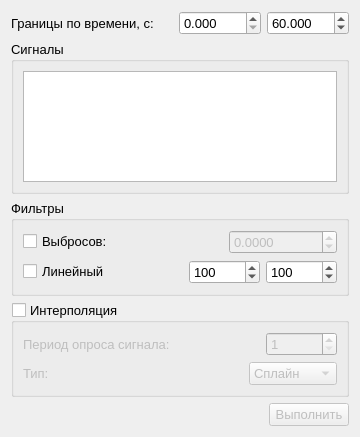
Above: gui/FilterSignalsWindow.ui from Qinterfly/EvalSig before the change. Below: the same form after it.
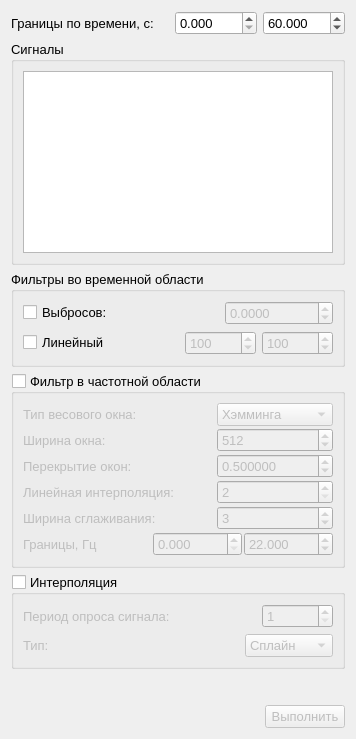
That is the form after the change.

Diff of the .ui file:
```diff
--- a/gui/FilterSignalsWindow.ui
+++ b/gui/FilterSignalsWindow.ui
@@ -9,8 +9,8 @@
    <rect>
     <x>0</x>
     <y>0</y>
-    <width>360</width>
-    <height>437</height>
+    <width>356</width>
+    <height>739</height>
    </rect>
   </property>
   <property name="font">
@@ -100,7 +100,7 @@
    <item>
     <widget class="QGroupBox" name="groupBoxFilters">
      <property name="title">
-      <string>Фильтры</string>
+      <string>Фильтры во временной области</string>
      </property>
      <layout class="QVBoxLayout" name="verticalLayout_3">
       <item>
@@ -170,6 +170,9 @@
         </item>
         <item>
          <widget class="QSpinBox" name="spinBoxLeftLinearBoundary">
+          <property name="enabled">
+           <bool>false</bool>
+          </property>
           <property name="minimum">
            <number>1</number>
           </property>
@@ -186,6 +189,9 @@
         </item>
         <item>
          <widget class="QSpinBox" name="spinBoxRightLinearBoundary">
+          <property name="enabled">
+           <bool>false</bool>
+          </property>
           <property name="minimum">
            <number>1</number>
           </property>
@@ -205,6 +211,218 @@
      </layout>
     </widget>
    </item>
+   <item>
+    <widget class="QGroupBox" name="groupBoxBandpassFilter">
+     <property name="enabled">
+      <bool>true</bool>
+     </property>
+     <property name="title">
+      <string>Фильтр в частотной области</string>
+     </property>
+     <property name="checkable">
+      <bool>true</bool>
+     </property>
+     <property name="checked">
+      <bool>false</bool>
+     </property>
+     <layout class="QVBoxLayout" name="verticalLayout_6">
+      <property name="spacing">
+       <number>2</number>
+      </property>
+      <item>
+       <layout class="QGridLayout" name="layoutSpectrumSettings">
+        <item row="1" column="0">
+         <widget class="QLabel" name="labelWeightWindowWidth">
+          <property name="text">
+           <string>Ширина окна:</string>
+          </property>
+         </widget>
+        </item>
+        <item row="2" column="0">
+         <widget class="QLabel" name="labelOverlapFactor">
+          <property name="text">
+           <string>Перекрытие окон:</string>
+          </property>
+         </widget>
+        </item>
+        <item row="0" column="0">
+         <widget class="QLabel" name="labelWeightWindowType">
+          <property name="text">
+           <string>Тип весового окна:</string>
+          </property>
+         </widget>
+        </item>
+        <item row="0" column="2">
+         <widget class="QComboBox" name="comboBoxWeightWindowType">
+          <property name="sizeAdjustPolicy">
+           <enum>QComboBox::AdjustToContents</enum>
+          </property>
+          <item>
+           <property name="text">
+            <string>Хэмминга</string>
+           </property>
+          </item>
+          <item>
+           <property name="text">
+            <string>Ханна</string>
+           </property>
+          </item>
+          <item>
+           <property name="text">
+            <string>Блэкмана</string>
+           </property>
+          </item>
+         </widget>
+        </item>
+        <item row="1" column="2">
+         <widget class="QSpinBox" name="spinBoxWeightWindowWidth">
+          <property name="minimum">
+           <number>2</number>
+          </property>
+          <property name="maximum">
+           <number>16384</number>
+          </property>
+          <property name="value">
+           <number>512</number>
+          </property>
+         </widget>
+        </item>
+        <item row="3" column="0">
+         <widget class="QLabel" name="labelSpectrumInterpolation">
+          <property name="text">
+           <string>Линейная интерполяция:</string>
+          </property>
+         </widget>
+        </item>
+        <item row="3" column="2">
+         <widget class="QSpinBox" name="spinBoxSpectrumInterpolation">
+          <property name="minimum">
+           <number>2</number>
+          </property>
+          <property name="maximum">
+           <number>100000</number>
+          </property>
+          <property name="stepType">
+           <enum>QAbstractSpinBox::AdaptiveDecimalStepType</enum>
+          </property>
+          <property name="displayIntegerBase">
+           <number>10</number>
+          </property>
+         </widget>
+        </item>
+        <item row="4" column="0">
+         <widget class="QLabel" name="labelSmoothWidth">
+          <property name="text">
+           <string>Ширина сглаживания:</string>
+          </property>
+         </widget>
+        </item>
+        <item row="4" column="2">
+         <widget class="QSpinBox" name="spinBoxSmoothWidth">
+          <property name="maximum">
+           <number>2048</number>
+          </property>
+          <property name="stepType">
+           <enum>QAbstractSpinBox::AdaptiveDecimalStepType</enum>
+          </property>
+          <property name="value">
+           <number>3</number>
+          </property>
+         </widget>
+        </item>
+        <item row="2" column="2">
+         <widget class="QDoubleSpinBox" name="spinBoxOverlapFactor">
+          <property name="decimals">
+           <number>6</number>
+          </property>
+          <property name="maximum">
+           <double>0.999999000000000</double>
+          </property>
+          <property name="stepType">
+           <enum>QAbstractSpinBox::AdaptiveDecimalStepType</enum>
+          </property>
+          <property name="value">
+           <double>0.500000000000000</double>
+          </property>
+         </widget>
+        </item>
+        <item row="0" column="1">
+         <spacer name="spaceBandpassFilter">
+          <property name="orientation">
+           <enum>Qt::Horizontal</enum>
+          </property>
+          <property name="sizeType">
+           <enum>QSizePolicy::Preferred</enum>
+          </property>
+          <property name="sizeHint" stdset="0">
+           <size>
+            <width>40</width>
+            <height>20</height>
+           </size>
+          </property>
+         </spacer>
+        </item>
+       </layout>
+      </item>
+      <item>
+       <layout class="QHBoxLayout" name="layoutBandpassSettings">
+        <item>
+         <widget class="QLabel" name="labelBandpassFrequencies">
+          <property name="text">
+           <string>Границы, Гц</string>
+          </property>
+         </widget>
+        </item>
+        <item>
+         <spacer name="spacerBandpassFrequencies">
+          <property name="orientation">
+           <enum>Qt::Horizontal</enum>
+          </property>
+          <property name="sizeHint" stdset="0">
+           <size>
+            <width>40</width>
+            <height>20</height>
+           </size>
+          </property>
+         </spacer>
+        </item>
+        <item>
+         <widget class="QDoubleSpinBox" name="spinBoxLowerFrequency">
+          <property name="decimals">
+           <number>3</number>
+          </property>
+          <property name="maximum">
+           <double>10000.000000000000000</double>
+          </property>
+          <property name="stepType">
+           <enum>QAbstractSpinBox::AdaptiveDecimalStepType</enum>
+          </property>
+         </widget>
+        </item>
+        <item>
+         <widget class="QDoubleSpinBox" name="spinBoxUpperFrequency">
+          <property name="decimals">
+           <number>3</number>
+          </property>
+          <property name="minimum">
+           <double>0.001000000000000</double>
+          </property>
+          <property name="maximum">
+           <double>10000.000000000000000</double>
+          </property>
+          <property name="stepType">
+           <enum>QAbstractSpinBox::AdaptiveDecimalStepType</enum>
+          </property>
+          <property name="value">
+           <double>22.000000000000000</double>
+          </property>
+         </widget>
+        </item>
+       </layout>
+      </item>
+     </layout>
+    </widget>
+   </item>
    <item>
     <widget class="QGroupBox" name="groupBoxInterpolation">
      <property name="title">
```
Left out of the diff: 2 changed lines with no effect on the pictures.
